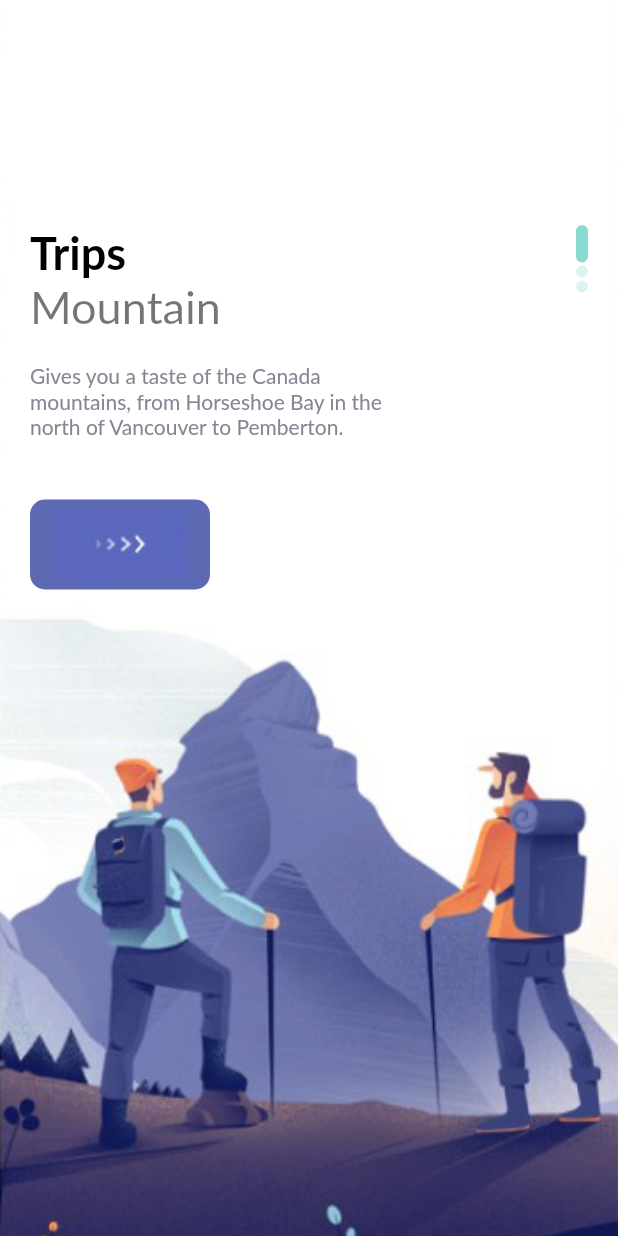
After one commit to suryapradipta/marketify, a Flutter app: the WelcomePage screen opened directly, on a phone screen of 412 x 824 dp. The commit adds this screen. Run offline on Flutter 3.47's test engine with Material 2 defaults, Android fonts, the phone set to English and light mode, and no system bars; our stand-ins replace dots_indicator, flutter_typeahead, geocoding, geolocator, get, google_maps_flutter and 3 more; missing offline and left inert: google_maps_webservice; accounts and stored records are empty; network calls fail; Roboto replaces fonts that are missing (Lato).

Commit message:
welcome page

```diff
--- /dev/null
+++ b/lib/pages/start/welcome_page.dart
@@ -0,0 +1,98 @@
+import 'package:flutter/cupertino.dart';
+import 'package:flutter/material.dart';
+import 'package:get/get.dart';
+import 'package:marketify/routes/route_helper.dart';
+
+
+import '../../utils/colors.dart';
+import '../../widgets/app_large_text.dart';
+import '../../widgets/app_text.dart';
+import '../../widgets/responsive_button.dart';
+
+class WelcomePage extends StatefulWidget {
+  const WelcomePage({Key? key}) : super(key: key);
+
+  @override
+  _WelcomePageState createState() => _WelcomePageState();
+}
+
+class _WelcomePageState extends State<WelcomePage> {
+  var images = {
+    "assets/image/welcome-one.png":"Gives you a taste of the Canada mountains, from Horseshoe Bay in the north of Vancouver to Pemberton. ",
+    "assets/image/welcome-two.png":"Moraine Lake is yet another astonishing geographical location that you cannot afford to miss out on if you’re traveling along the Icefields Parkway",
+    "assets/image/welcome-three.png":"The Icefields Parkway offers you the picturesque panorama of Alberta’s most talked about mountain vistas. ",
+  };
+
+  @override
+  Widget build(BuildContext context) {
+    return Scaffold(
+      body: PageView.builder(
+        onPageChanged: (index){
+
+        },
+          scrollDirection: Axis.vertical,
+          itemCount: images.length,
+          itemBuilder: (_, index){
+          return Container(
+            width: double.maxFinite,
+            height: double.maxFinite,
+            decoration: BoxDecoration(
+              image: DecorationImage(
+                image: AssetImage(
+                  images.keys.elementAt(index)
+                ),
+                fit: BoxFit.cover
+              )
+            ),
+            child: Container(
+              margin: const EdgeInsets.only(top:150, left: 20, right: 20),
+              child:Row(
+                mainAxisAlignment: MainAxisAlignment.spaceBetween,
+                children: [
+                  Column(
+                    crossAxisAlignment: CrossAxisAlignment.start,
+                    children: [
+                      AppLargeText(text: "Trips"),
+                      AppText(text: "Mountain", size: 30,),
+                      SizedBox(height: 20,),
+                      Container(
+                        width: 250,
+                        child: AppText(
+                          text:images.values.elementAt(index),
+                          color:AppColors.textColor2,
+                          size: 14,
+                        ),
+                      ),
+                      SizedBox(height: 40,),
+                      GestureDetector(
+                        onTap: (){
+                          Get.toNamed(RouteHelper.getCartPage());
+                        },
+                        child: Container(
+                            width: 200,
+                            child: Row(children:[ ResponsiveButton(width: 120,)])
+                        ),
+                      )
+                    ],
+                  ),
+                  Column(
+                    children: List.generate(3, (indexDots){
+                      return Container(
+                        margin: const EdgeInsets.only(bottom: 2),
+                        width: 8,
+                        height: index==indexDots?25:8,
+                        decoration: BoxDecoration(
+                          borderRadius: BorderRadius.circular(8),
+                          color:index==indexDots?AppColors.mainColor:AppColors.mainColor.withOpacity(0.3)
+                        ),
+                      );
+                    }),
+                  )
+                ],
+              )
+            ),
+          );
+      }),
+    );
+  }
+}
--- a/lib/utils/colors.dart
+++ b/lib/utils/colors.dart
@@ -3,6 +3,8 @@ import 'dart:ui';
 class AppColors{
   static final Color textColor = const Color(0xFFccc7c5);
   static final Color mainColor = const Color(0xFF89dad0);
+  static final Color mainColor2= Color(0xFF5d69b3);
+
   //static final Color mainColor = const Color(0xFFfa7552);
   static final Color iconColor1 = const Color(0xFFffd28d);
   static final Color iconColor2 = const Color(0xFFfcab88);
@@ -13,5 +15,7 @@ class AppColors{
   static final Color mainBlackColor = const Color(0xFF332d2b);
   //static final Color yellowColor = const Color(0xFFfa7552);
   static final Color yellowColor = const Color(0xFFffd379);
+  static final Color textColor2 = Color(0xFF878593);
+
 
 }
--- /dev/null
+++ b/lib/widgets/app_large_text.dart
@@ -0,0 +1,25 @@
+import 'package:flutter/cupertino.dart';
+import 'package:flutter/material.dart';
+
+class AppLargeText extends StatelessWidget {
+  double size;
+  final String text;
+  final Color color;
+  AppLargeText({Key? key,
+    this.size=30,
+    required this.text,
+    this.color=Colors.black}) : super(key: key);
+
+  @override
+  Widget build(BuildContext context) {
+    return Text(
+      text,
+      overflow: TextOverflow.ellipsis,
+      style: TextStyle(
+          color:color,
+          fontSize: size,
+          fontWeight: FontWeight.bold
+      ),
+    );
+  }
+}
--- /dev/null
+++ b/lib/widgets/app_text.dart
@@ -0,0 +1,23 @@
+import 'package:flutter/cupertino.dart';
+import 'package:flutter/material.dart';
+
+class AppText extends StatelessWidget {
+  double size;
+  final String text;
+  final Color color;
+  AppText({Key? key,
+    this.size=16,
+    required this.text,
+    this.color=Colors.black54}) : super(key: key);
+
+  @override
+  Widget build(BuildContext context) {
+    return Text(
+      text,
+      style: TextStyle(
+        color:color,
+        fontSize: size,
+      ),
+    );
+  }
+}
--- /dev/null
+++ b/lib/widgets/responsive_button.dart
@@ -0,0 +1,34 @@
+import 'package:flutter/cupertino.dart';
+import 'package:flutter/material.dart';
+
+import '../utils/colors.dart';
+import 'app_text.dart';
+
+class ResponsiveButton extends StatelessWidget {
+  bool? isResponsive;
+  double? width;
+  ResponsiveButton({Key? key, this.width=120, this.isResponsive=false}) : super(key: key);
+
+  @override
+  Widget build(BuildContext context) {
+    return Flexible(
+      child: Container(
+        width: isResponsive==true?double.maxFinite:width,
+        height: 60,
+        decoration: BoxDecoration(
+            borderRadius: BorderRadius.circular(10),
+            color: AppColors.mainColor2
+        ),
+        child: Row(
+          mainAxisAlignment: isResponsive==true?MainAxisAlignment.spaceBetween:MainAxisAlignment.center,
+          children: [
+            isResponsive==true?Container(margin:const EdgeInsets.only(left: 20),
+                child: AppText(text: "Book Trip Now", color:Colors.white)):Container(),
+            Image.asset("assets/image/button-one.png"),
+
+          ],
+        ),
+      ),
+    );
+  }
+}
```
Also changed, not shown: assets/image/balloning.png (added), assets/image/button-one.png (added), assets/image/hiking.png (added), assets/image/kayaking.png (added), assets/image/mountain.jpeg (added), assets/image/snorkling.png (added), assets/image/welcome-one.png (added), assets/image/welcome-three.png (added), assets/image/welcome-two.png (added).
